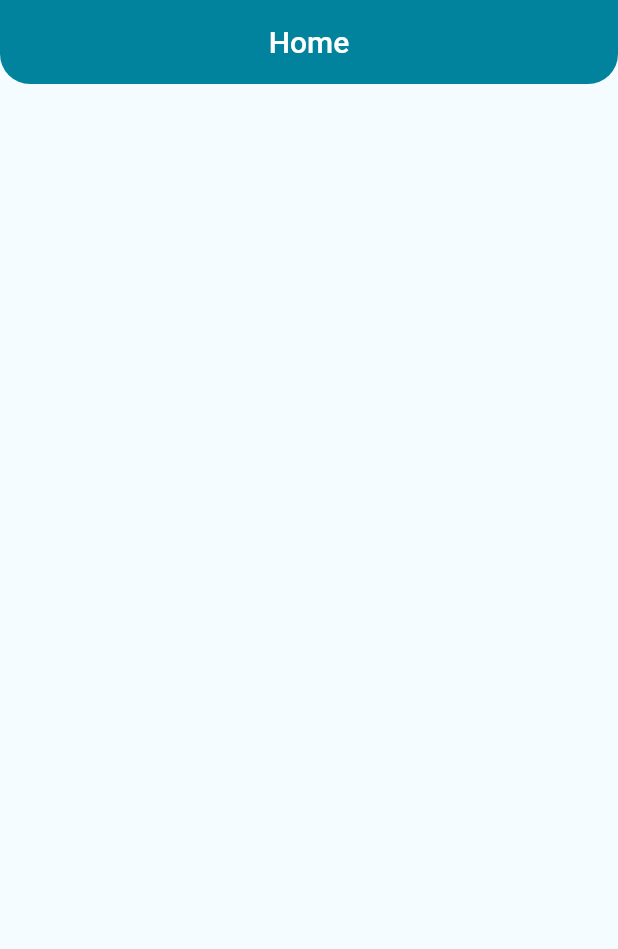
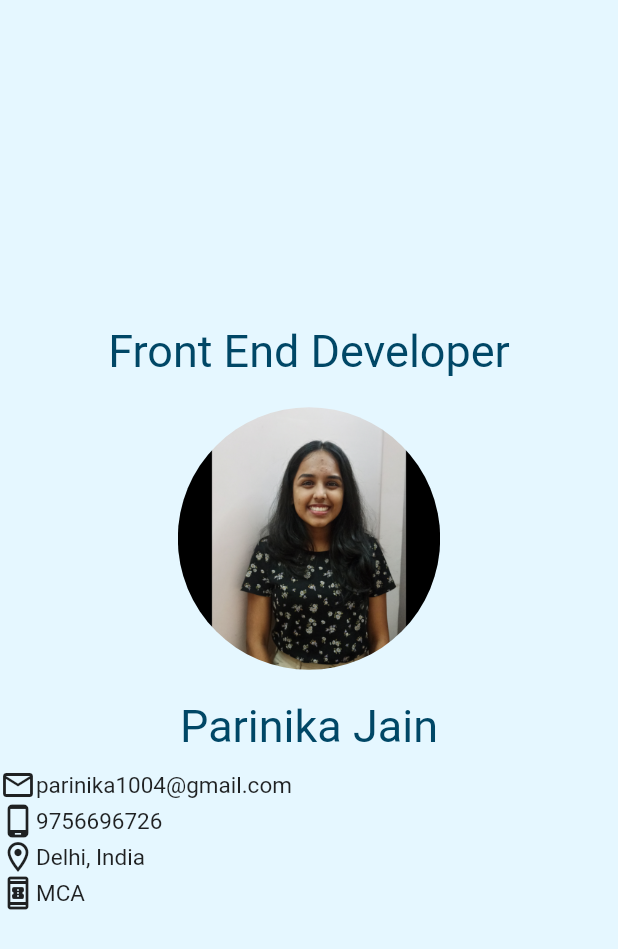
Before and after one commit to Parinika/Portfolio, a Flutter app: the screen it shows after launch, on a phone screen of 412 x 824 dp. Shown: the top 949 px of the screen. Run offline on Flutter 3.47's test engine with Material 2 defaults, Android fonts, the phone set to English and light mode, and no system bars.

Commit message:
screen 1 done

```diff
--- a/lib/homepage.dart
+++ b/lib/homepage.dart
@@ -15,23 +15,112 @@ class Homepage extends StatelessWidget {
     return MaterialApp(
         home: SafeArea(
             child: Scaffold(
-      backgroundColor: lightBG,
-      appBar: AppBar(
-        backgroundColor: kBGColor,
-        elevation: 0,
-        centerTitle: true,
-        // automaticallyImplyLeading: false,
-        title: Text(
-          'Home',
-          textAlign: TextAlign.center,
+      backgroundColor: kPrimaryLightColor,
+      // appBar: AppBar(
+      //   backgroundColor: kBGColor,
+      //   elevation: 0,
+      //   centerTitle: true,
+      //   // automaticallyImplyLeading: false,
+      //   title: Text(
+      //     'Home',
+      //     textAlign: TextAlign.center,
+      //   ),
+      //   shape: RoundedRectangleBorder(
+      //     borderRadius: BorderRadius.vertical(bottom: Radius.circular(20.0)),
+      //   ),
+      // ),
+      body: SizedBox.expand(
+        // width: double.infinity,
+        // height: double.infinity,
+        child: Column(
+          mainAxisAlignment: MainAxisAlignment.center,
+          crossAxisAlignment: CrossAxisAlignment.center,
+          children: [
+
+            Text(
+              'Front End Developer',
+              style: TextStyle(
+                fontSize: 30.0,
+                color: kPrimaryColor,
+              ),
+            ),
+            SizedBox(
+              height: 20.0,
+            ),
+            ClipRRect(
+              borderRadius: BorderRadius.circular(360.0),
+              child: Image.asset(
+                'assests/images/profilepic.jpg',
+                height: 175.0,
+                width: 175.0,
+                alignment: AlignmentDirectional.center,
+              ),
+            ),
+            SizedBox(
+              height: 20.0,
+            ),
+            Text(
+              'Parinika Jain',
+              style: TextStyle(
+                fontSize: 30.0,
+                color: kPrimaryColor,
+              ),
+            ),
+            SizedBox(
+              height: 10.0,
+            ),
+            Column(
+              children: [
+                Row(
+                  children: [
+                    Icon(
+                      Icons.email_outlined,
+                    ),
+                    Text(
+                      'parinika1004@gmail.com',
+                      style: TextStyle(
+                        fontSize: 15.0,
+                      ),
+                    ),
+                  ],
+                ),
+                Row(children: [
+                  Icon(
+                    Icons.phone_android_outlined,
+                  ),
+                  Text(
+                    '9756696726',
+                    style: TextStyle(
+                      fontSize: 15.0,
+                    ),
+                  ),
+                ]),
+                Row(children: [
+                  Icon(
+                    Icons.location_on_outlined,
+                  ),
+                  Text(
+                    'Delhi, India',
+                    style: TextStyle(
+                      fontSize: 15.0,
+                    ),
+                  ),
+                ]),
+                Row(children: [
+                  Icon(
+                    Icons.book_online_outlined,
+                  ),
+                  Text(
+                    'MCA',
+                    style: TextStyle(
+                      fontSize: 15.0,
+                    ),
+                  ),
+                ]),
+              ],
+            )
+          ],
         ),
-        shape: RoundedRectangleBorder(
-          borderRadius: BorderRadius.vertical(bottom: Radius.circular(20.0)),
-        ),
-      ),
-      body: Column(
-        mainAxisAlignment: MainAxisAlignment.center,
-        children: [],
       ),
     )));
   }
--- a/lib/main.dart
+++ b/lib/main.dart
@@ -1,6 +1,7 @@
 import 'package:flutter/material.dart';
 import 'package:portfolio/homepage.dart';
 import 'package:portfolio/projects.dart';
+
 
 void main() {
   runApp(const MyApp());
--- a/pubspec.yaml
+++ b/pubspec.yaml
@@ -59,7 +59,8 @@ flutter:
   uses-material-design: true
 
   # To add assets to your application, add an assets section, like this:
-  # assets:
+  assets:
+      - assests/images/profilepic.jpg
   #   - images/a_dot_burr.jpeg
   #   - images/a_dot_ham.jpeg
 
```
Also changed, not shown: assests/images/profilepic.jpg (added).
